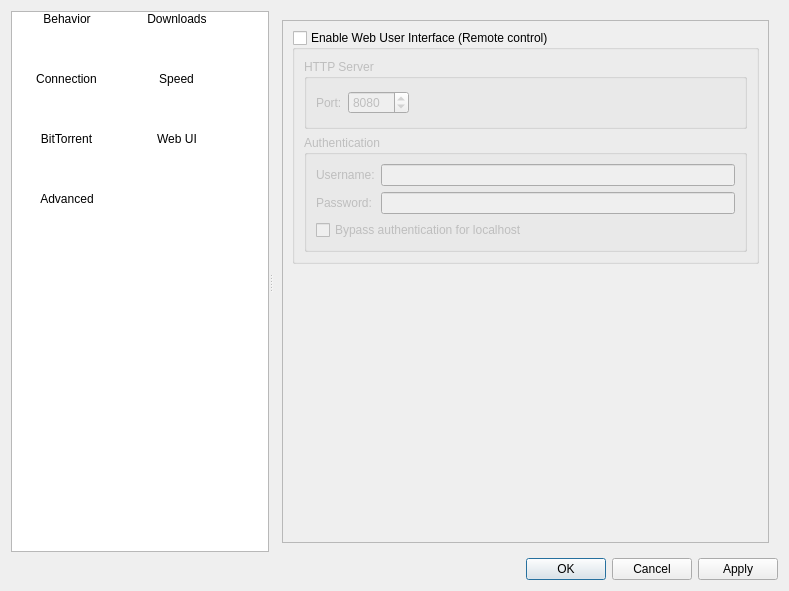
The window that src/preferences/options.ui (SysAdminDoc/qBittorrent-Vanced) describes before a commit, drawn with Qt 5.
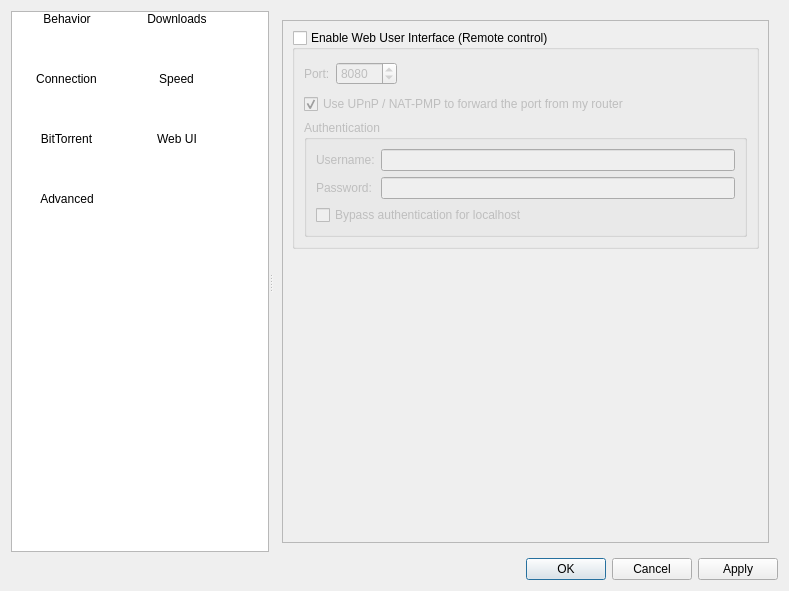
The same window after the commit. The open tabs and pages were chosen to show the change. Icons and pictures are not drawn.

Commit message: FEATURE: Added UPnP/NAT-PMP port forward for the Web UI port

The edit to the form file:
```diff
--- a/src/preferences/options.ui
+++ b/src/preferences/options.ui
@@ -2161,7 +2161,7 @@
             <rect>
              <x>0</x>
              <y>0</y>
-             <width>518</width>
+             <width>504</width>
              <height>384</height>
             </rect>
            </property>
@@ -2179,11 +2179,7 @@
               </property>
               <layout class="QVBoxLayout" name="verticalLayout_2">
                <item>
-                <widget class="QGroupBox" name="groupWebUiServer">
-                 <property name="title">
-                  <string>HTTP Server</string>
-                 </property>
-                 <layout class="QHBoxLayout">
+                <layout class="QHBoxLayout" name="horizontalLayout_2">
                   <item>
                    <widget class="QLabel" name="lblWebUiPort">
                     <property name="text">
@@ -2218,6 +2214,15 @@
                    </spacer>
                   </item>
                  </layout>
+               </item>
+               <item>
+                <widget class="QCheckBox" name="checkWebUIUPnP">
+                 <property name="text">
+                  <string>Use UPnP / NAT-PMP to forward the port from my router</string>
+                 </property>
+                 <property name="checked">
+                  <bool>true</bool>
+                 </property>
                 </widget>
                </item>
                <item>
```
Left out of the diff: 16 changed lines with no effect on the pictures. Lines whose indentation alone changed are shown as unchanged. The commit also changes 5 other files.
